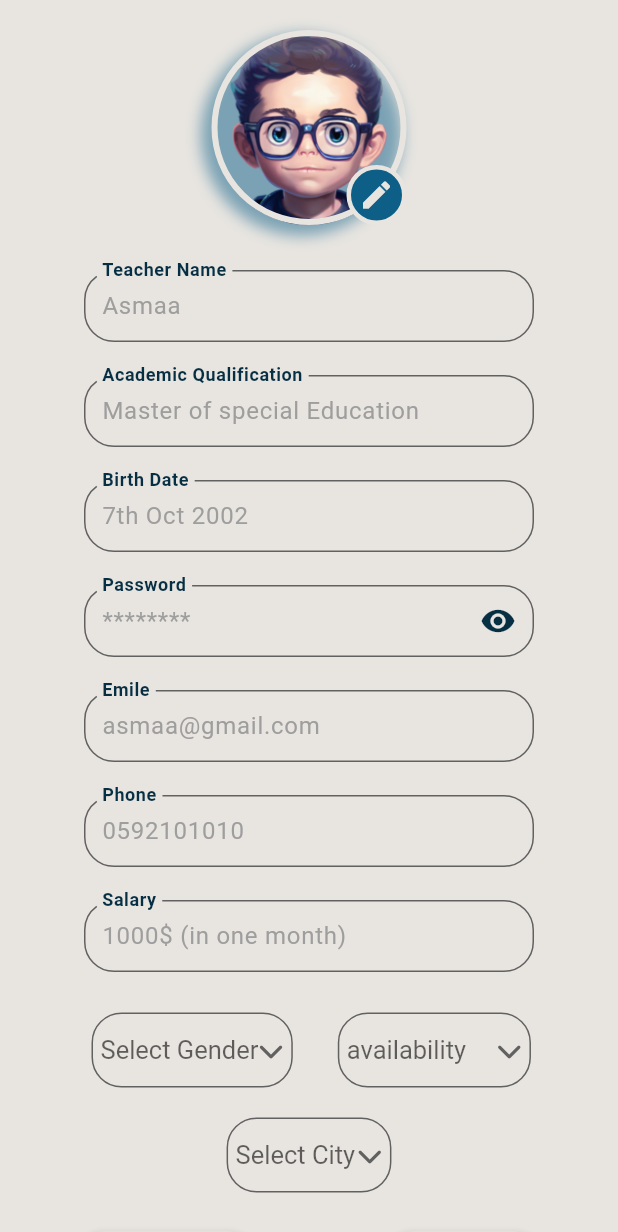
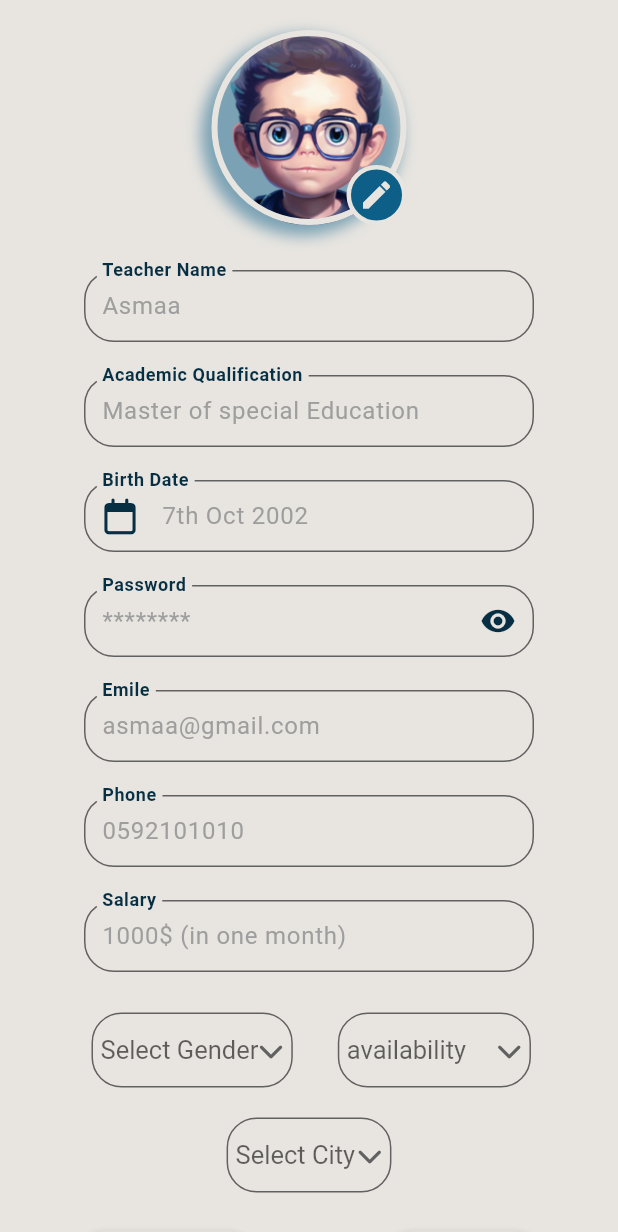
Before and after one commit to AsmaaSaleh1/Spectrum-speak, a Flutter app: the EditShadowTeacherProfile screen opened directly, on a phone screen of 412 x 824 dp. Shown: the top 1232 px of the screen. Run offline on Flutter 3.47's test engine with Material 3 defaults, Android fonts, the phone set to English and light mode, and no system bars; our stand-ins replace circular_profile_avatar, firebase_core, font_awesome_flutter, google_fonts, shared_preferences, universal_platform and 1 more; accounts and stored records are empty; Roboto replaces fonts that are missing (Tinos); project files that could hold a hidden picture were left out.

Commit message:
date picker (done some of TODO list)

```diff
--- a/lib/main.dart
+++ b/lib/main.dart
@@ -76,7 +76,7 @@ class _MyAppState extends State<MyApp> {
         textTheme: GoogleFonts.tinosTextTheme(),
       ),
       home: const Scaffold(
-        body: EditShadowTeacherProfile(),
+        body: AddChild(),
       ),
     );
   }
--- a/lib/screen/edit_shadow_teacher_profile.dart
+++ b/lib/screen/edit_shadow_teacher_profile.dart
@@ -1,5 +1,6 @@
 import 'package:flutter/material.dart';
 import 'package:spectrum_speak/constant/const_color.dart';
+import 'package:spectrum_speak/units/build_date_text_field.dart';
 import 'package:spectrum_speak/units/build_text_field.dart';
 import 'package:spectrum_speak/units/custom_button.dart';
 
@@ -9,7 +10,8 @@ class EditShadowTeacherProfile extends StatefulWidget {
   const EditShadowTeacherProfile({super.key});
 
   @override
-  State<EditShadowTeacherProfile> createState() => _EditShadowTeacherProfileState();
+  State<EditShadowTeacherProfile> createState() =>
+      _EditShadowTeacherProfileState();
 }
 
 class _EditShadowTeacherProfileState extends State<EditShadowTeacherProfile> {
@@ -22,12 +24,13 @@ class _EditShadowTeacherProfileState extends State<EditShadowTeacherProfile> {
   final TextEditingController _phoneNumberController = TextEditingController();
   final TextEditingController _birthDateController = TextEditingController();
   final TextEditingController _passwordController = TextEditingController();
-  final TextEditingController _qualificationController= TextEditingController();
-  final TextEditingController _salaryController= TextEditingController();
+  final TextEditingController _qualificationController =
+      TextEditingController();
+  final TextEditingController _salaryController = TextEditingController();
   @override
   Widget build(BuildContext context) {
     return Scaffold(
-      body:GestureDetector(
+      body: GestureDetector(
         onTap: () {
           FocusScope.of(context).unfocus();
         },
@@ -83,30 +86,77 @@ class _EditShadowTeacherProfileState extends State<EditShadowTeacherProfile> {
             ),
             Column(
               children: [
-                SizedBox(width: 300,
-                    height: 60,child: buildTextField(null,"Teacher Name", "Asmaa", false, isObscurePassword,_userNameController)),
-                const SizedBox(height: 10,),
-                SizedBox(width: 300,
-                    height: 60,child: buildTextField(null,"Academic Qualification", "Master of special Education", false, isObscurePassword,_qualificationController)),
-                const SizedBox(height: 10,),
-                SizedBox(width: 300,
-                    height: 60,child: buildTextField(null,"Birth Date", "7th Oct 2002", false, isObscurePassword,_birthDateController)),//TODO: make it calender
-                const SizedBox(height: 10,),
-                SizedBox(width: 300,
-                    height: 60,child: buildTextField(null,"Password", "********", true, isObscurePassword,_passwordController)),
-                const SizedBox(height: 10,),
-                SizedBox(width: 300,
+                SizedBox(
+                    width: 300,
+                    height: 60,
+                    child: buildTextField(null, "Teacher Name", "Asmaa", false,
+                        isObscurePassword, _userNameController)),
+                const SizedBox(
+                  height: 10,
+                ),
+                SizedBox(
+                    width: 300,
+                    height: 60,
+                    child: buildTextField(
+                        null,
+                        "Academic Qualification",
+                        "Master of special Education",
+                        false,
+                        isObscurePassword,
+                        _qualificationController)),
+                const SizedBox(
+                  height: 10,
+                ),
+                SizedBox(
+                    width: 300,
+                    height: 60,
+                    child: BuildDateTextField(
+                      labelText: 'Birth Date',
+                      placeholder: '7th Oct 2002',
+                      controller: _birthDateController,
+                    ),
+                ),
+                const SizedBox(
+                  height: 10,
+                ),
+                SizedBox(
+                    width: 300,
+                    height: 60,
+                    child: buildTextField(null, "Password", "********", true,
+                        isObscurePassword, _passwordController)),
+                const SizedBox(
+                  height: 10,
+                ),
+                SizedBox(
+                  width: 300,
                   height: 60,
-                  child: buildTextField(
-                      null,"Emile", "asmaa@gmail.com", false, isObscurePassword,_emailController),
+                  child: buildTextField(null, "Emile", "asmaa@gmail.com", false,
+                      isObscurePassword, _emailController),
                 ),
-                const SizedBox(height: 10,),
-                SizedBox(width: 300,
-                    height: 60,child: buildTextField(null,"Phone", "0592101010", false, isObscurePassword,_phoneNumberController)),
-                const SizedBox(height: 10,),
-                SizedBox(width: 300,
-                    height: 60,child: buildTextField(null, "Salary", "1000\$ (in one month)", false, isObscurePassword,_salaryController)),
-                const SizedBox(height: 10,),
+                const SizedBox(
+                  height: 10,
+                ),
+                SizedBox(
+                    width: 300,
+                    height: 60,
+                    child: buildTextField(null, "Phone", "0592101010", false,
+                        isObscurePassword, _phoneNumberController)),
+                const SizedBox(
+                  height: 10,
+                ),
+                SizedBox(
+                    width: 300,
+                    height: 60,
+                    child: buildTextField(
+                        null,
+                        "Salary",
+                        "1000\$ (in one month)",
+                        false,
+                        isObscurePassword,
+                        _salaryController)),
+                const SizedBox(
+                  height: 10,
+                ),
                 SizedBox(
                   width: 300,
                   height: 60,
@@ -126,7 +176,9 @@ class _EditShadowTeacherProfileState extends State<EditShadowTeacherProfile> {
                           });
                         },
                       ),
-                      const SizedBox(width: 20,),
+                      const SizedBox(
+                        width: 20,
+                      ),
                       CustomDropDown(
                         items: const [
                           'Available',
@@ -143,7 +195,9 @@ class _EditShadowTeacherProfileState extends State<EditShadowTeacherProfile> {
                     ],
                   ),
                 ),
-                const SizedBox(height: 10,),
+                const SizedBox(
+                  height: 10,
+                ),
                 Container(
                   width: 300,
                   height: 60,
@@ -172,7 +226,8 @@ class _EditShadowTeacherProfileState extends State<EditShadowTeacherProfile> {
               ],
             ),
             Padding(
-              padding: const EdgeInsets.symmetric(horizontal: 50.0,vertical: 20),
+              padding:
+                  const EdgeInsets.symmetric(horizontal: 50.0, vertical: 20),
               child: Row(
                   mainAxisAlignment: MainAxisAlignment.spaceBetween,
                   children: [
@@ -204,7 +259,9 @@ class _EditShadowTeacherProfileState extends State<EditShadowTeacherProfile> {
                     ),
                   ]),
             ),
-            const SizedBox(height: 25,),
+            const SizedBox(
+              height: 25,
+            ),
           ],
         ),
       ),
--- /dev/null
+++ b/lib/units/build_date_text_field.dart
@@ -0,0 +1,94 @@
+import 'package:flutter/material.dart';
+import 'package:font_awesome_flutter/font_awesome_flutter.dart';
+import 'package:intl/intl.dart';
+
+import 'package:spectrum_speak/constant/const_color.dart';
+
+class BuildDateTextField extends StatefulWidget {
+  final String labelText;
+  final String placeholder;
+  final TextEditingController controller;
+
+  const BuildDateTextField({
+    required this.labelText,
+    required this.placeholder,
+    required this.controller,
+    super.key,
+  });
+
+  @override
+  State<BuildDateTextField> createState() => _BuildDateTextFieldState();
+}
+
+class _BuildDateTextFieldState extends State<BuildDateTextField> {
+  late final TextEditingController controller;
+
+  @override
+  void initState() {
+    super.initState();
+    controller = widget.controller;
+  }
+
+  @override
+  Widget build(BuildContext context) {
+    return Padding(
+      padding: const EdgeInsets.only(bottom: 0),
+      child: TextField(
+        controller: controller,
+        obscureText: false,
+        decoration: InputDecoration(
+          prefixIcon: Icon(
+            FontAwesomeIcons.calendar,
+            color: kDarkerColor,
+          ),
+          contentPadding: const EdgeInsets.only(
+            bottom: 5,
+            left: 8,
+          ),
+          labelText: widget.labelText,
+          labelStyle: TextStyle(
+            fontSize: 16,
+            fontWeight: FontWeight.w600,
+            color: kDarkerColor,
+          ),
+          floatingLabelBehavior: FloatingLabelBehavior.always,
+          hintText: widget.placeholder,
+          hintStyle: const TextStyle(
+            fontSize: 16,
+            fontWeight: FontWeight.w400,
+            color: Colors.grey,
+          ),
+          enabledBorder: OutlineInputBorder(
+            borderRadius: BorderRadius.circular(20.0),
+            borderSide: BorderSide(
+              color: Colors.grey.shade700,
+            ),
+          ),
+          focusedBorder: OutlineInputBorder(
+            borderRadius: BorderRadius.circular(20.0),
+            borderSide: BorderSide(
+              color: kDarkerColor,
+            ),
+          ),
+        ),
+        style: const TextStyle(
+          fontSize: 16,
+          fontWeight: FontWeight.w700,
+        ),
+        onTap: ()async{
+          DateTime? pickedDate= await showDatePicker(
+              context: context,
+              initialDate: DateTime.now(),
+              firstDate: DateTime(1900),
+              lastDate: DateTime(2323),
+          );
+              if(pickedDate!= null){
+                setState((){
+                  controller.text= DateFormat('yyyy-MM-dd').format(pickedDate);
+                });
+              }
+        },
+      ),
+    );
+  }
+}
```
Also changed, not shown: lib/screen/add_child.dart (+6 -51 lines), lib/screen/sign_up_shadow_teacher.dart (+6 -6 lines).
